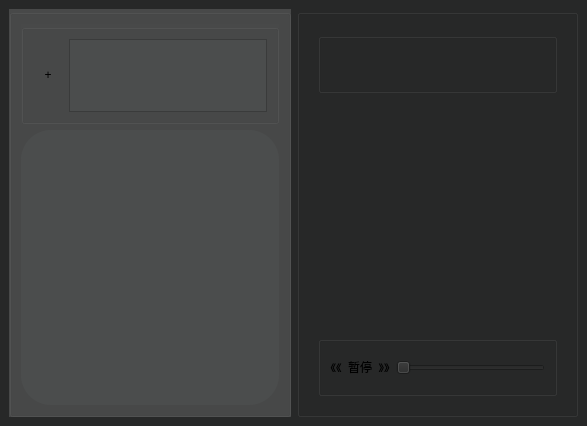
Above: mainwindow.ui from 454270186/XJCO2811_UserInterface before the change. Below: the same form after it.
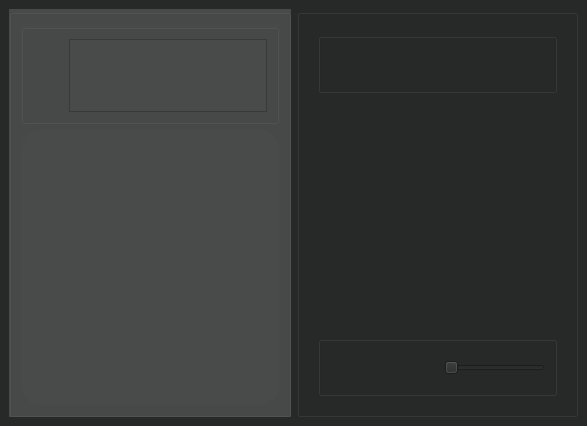
That is the form after the change.

Commit message: feat:add qss styles

Patch:
```diff
--- a/mainwindow.ui
+++ b/mainwindow.ui
@@ -22,9 +22,6 @@
   <property name="styleSheet">
    <string notr="true">background-color: rgb(39, 40, 40);</string>
   </property>
-  <property name="styleSheet">
-   <string notr="true">background-color: rgb(39, 40, 40);</string>
-  </property>
   <property name="iconSize">
    <size>
     <width>18</width>
@@ -110,24 +107,15 @@
     icon-size: 64px 64px; /* 设置图标大小，根据需要进行调整 */
     padding: 0px; /* 移除内边距 */</string>
             </property>
-            <property name="cursor">
-             <cursorShape>ArrowCursor</cursorShape>
-            </property>
-            <property name="autoFillBackground">
-             <bool>false</bool>
-            </property>
-            <property name="styleSheet">
-             <string notr="true"/>
-            </property>
             <property name="text">
-             <string>+</string>
+             <string/>
             </property>
            </widget>
           </item>
           <item>
            <widget class="QScrollArea" name="lists">
             <property name="styleSheet">
-             <string notr="true">background-color: rgb(75, 77, 77);
+             <string notr="true">background-color: rgb(73, 74, 74);
 </string>
             </property>
             <property name="widgetResizable">
@@ -138,8 +126,8 @@
               <rect>
                <x>0</x>
                <y>0</y>
-               <width>115</width>
-               <height>77</height>
+               <width>130</width>
+               <height>67</height>
               </rect>
              </property>
             </widget>
@@ -151,7 +139,7 @@
        <item>
         <widget class="QScrollArea" name="thumbnailList">
          <property name="styleSheet">
-          <string notr="true">background-color: rgb(75, 77, 77);border-radius: 30px</string>
+          <string notr="true">background-color: rgb(73, 74, 74);border-radius: 20px</string>
          </property>
          <property name="widgetResizable">
           <bool>true</bool>
@@ -274,14 +262,14 @@
     icon-size: 64px 64px; /* 设置图标大小，根据需要进行调整 */
     padding: 0px; /* 移除内边距 */</string>
                </property>
-               <property name="cursor">
-                <cursorShape>OpenHandCursor</cursorShape>
-               </property>
-               <property name="styleSheet">
-                <string notr="true"/>
-               </property>
                <property name="text">
-                <string>《《</string>
+                <string/>
+               </property>
+               <property name="iconSize">
+                <size>
+                 <width>30</width>
+                 <height>30</height>
+                </size>
                </property>
               </widget>
              </item>
@@ -302,14 +290,14 @@
     icon-size: 64px 64px; /* 设置图标大小，根据需要进行调整 */
     padding: 0px; /* 移除内边距 */</string>
                </property>
-               <property name="cursor">
-                <cursorShape>OpenHandCursor</cursorShape>
-               </property>
-               <property name="styleSheet">
-                <string notr="true"/>
-               </property>
                <property name="text">
-                <string>暂停</string>
+                <string/>
+               </property>
+               <property name="iconSize">
+                <size>
+                 <width>30</width>
+                 <height>30</height>
+                </size>
                </property>
               </widget>
              </item>
@@ -327,17 +315,17 @@
                <property name="styleSheet">
                 <string notr="true">border: none; /* 移除边框 */
     background-color: transparent; /* 设置背景透明 */
-    
+    icon-size: 64px 64px; /* 设置图标大小，根据需要进行调整 */
     padding: 0px; /* 移除内边距 */</string>
                </property>
-               <property name="cursor">
-                <cursorShape>ArrowCursor</cursorShape>
-               </property>
-               <property name="styleSheet">
-                <string notr="true"/>
-               </property>
                <property name="text">
-                <string>》》</string>
+                <string/>
+               </property>
+               <property name="iconSize">
+                <size>
+                 <width>30</width>
+                 <height>30</height>
+                </size>
                </property>
               </widget>
              </item>
```
The commit also changes 7 other files.
